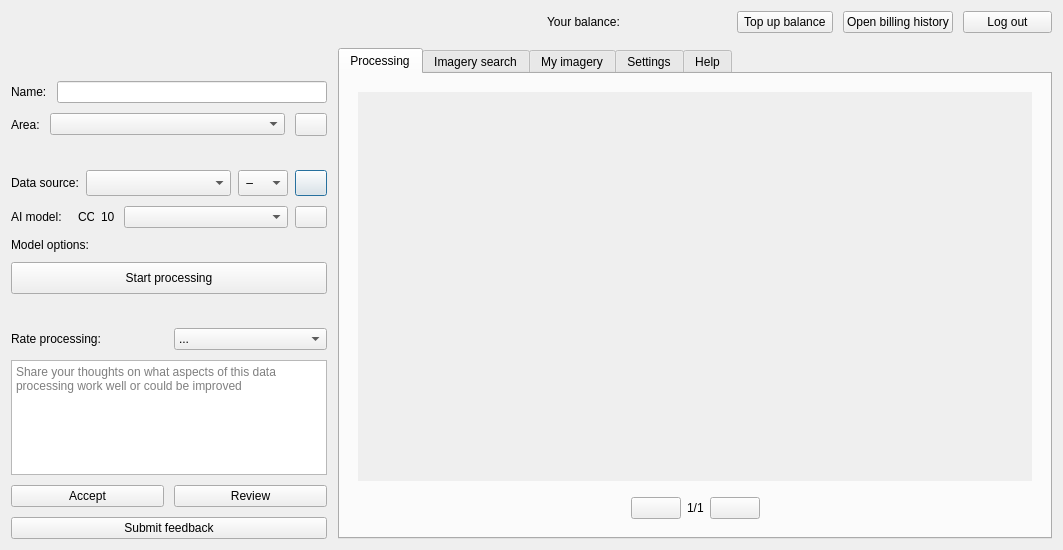
Before: the Qt Designer form mapflow/dialogs/static/ui/main_dialog.ui in Geoalert/mapflow-qgis, drawn with Qt 5.
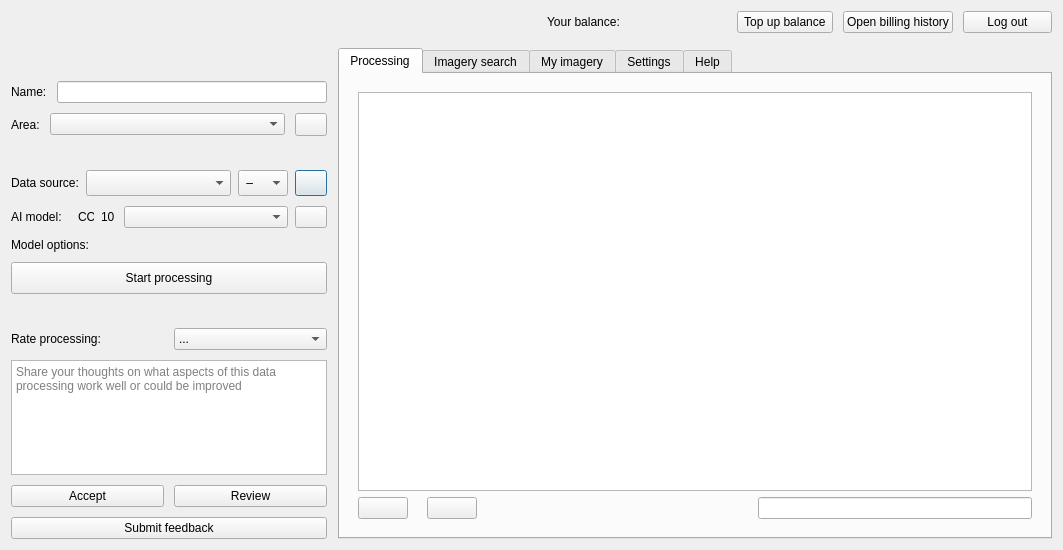
After: the same form once the commit is applied. The open tabs and pages were chosen to show the change. Icons and pictures are not drawn. Custom widgets are drawn as their Qt base class.

Commit message: Projects: Stacked widget on the first tab

```diff
--- a/mapflow/dialogs/static/ui/main_dialog.ui
+++ b/mapflow/dialogs/static/ui/main_dialog.ui
@@ -911,62 +911,11 @@
               <layout class="QGridLayout" name="gridLayout_7">
                <item row="0" column="0">
                 <layout class="QGridLayout" name="projectsPageLayout">
+                 <item row="0" column="0">
+                  <widget class="QTableWidget" name="projectsTable"/>
+                 </item>
                  <item row="3" column="0">
-                  <widget class="QScrollArea" name="projectsScrollArea">
-                   <property name="frameShape">
-                    <enum>QFrame::NoFrame</enum>
-                   </property>
-                   <property name="widgetResizable">
-                    <bool>true</bool>
-                   </property>
-                   <widget class="QWidget" name="projectsScrollAreaContents">
-                    <property name="geometry">
-                     <rect>
-                      <x>0</x>
-                      <y>0</y>
-                      <width>662</width>
-                      <height>350</height>
-                     </rect>
-                    </property>
-                    <property name="sizePolicy">
-                     <sizepolicy hsizetype="Preferred" vsizetype="Preferred">
-                      <horstretch>0</horstretch>
-                      <verstretch>0</verstretch>
-                     </sizepolicy>
-                    </property>
-                    <property name="minimumSize">
-                     <size>
-                      <width>0</width>
-                      <height>0</height>
-                     </size>
-                    </property>
-                    <layout class="QGridLayout" name="gridLayout_12">
-                     <item row="0" column="0">
-                      <layout class="QGridLayout" name="projectsLayout">
-                       <property name="topMargin">
-                        <number>0</number>
-                       </property>
-                      </layout>
-                     </item>
-                    </layout>
-                   </widget>
-                  </widget>
-                 </item>
-                 <item row="5" column="0">
                   <layout class="QHBoxLayout" name="horizontalLayout_19">
-                   <item>
-                    <spacer name="horizontalSpacer_15">
-                     <property name="orientation">
-                      <enum>Qt::Horizontal</enum>
-                     </property>
-                     <property name="sizeHint" stdset="0">
-                      <size>
-                       <width>40</width>
-                       <height>20</height>
-                      </size>
-                     </property>
-                    </spacer>
-                   </item>
                    <item>
                     <widget class="QPushButton" name="projectsPreviousPageButton">
                      <property name="minimumSize">
@@ -989,7 +938,7 @@
                       </font>
                      </property>
                      <property name="text">
-                      <string>1/1</string>
+                      <string/>
                      </property>
                     </widget>
                    </item>
@@ -1019,24 +968,11 @@
                      </property>
                     </spacer>
                    </item>
+                   <item>
+                    <widget class="QLineEdit" name="filterProjects"/>
+                   </item>
                   </layout>
                  </item>
-                 <item row="4" column="0">
-                  <spacer name="verticalSpacer_6">
-                   <property name="orientation">
-                    <enum>Qt::Vertical</enum>
-                   </property>
-                   <property name="sizeType">
-                    <enum>QSizePolicy::Minimum</enum>
-                   </property>
-                   <property name="sizeHint" stdset="0">
-                    <size>
-                     <width>20</width>
-                     <height>10</height>
-                    </size>
-                   </property>
-                  </spacer>
-                 </item>
                 </layout>
                </item>
               </layout>
```
Left out of the diff: 92 changed lines with no effect on the pictures. The commit also changes 7 other files.
